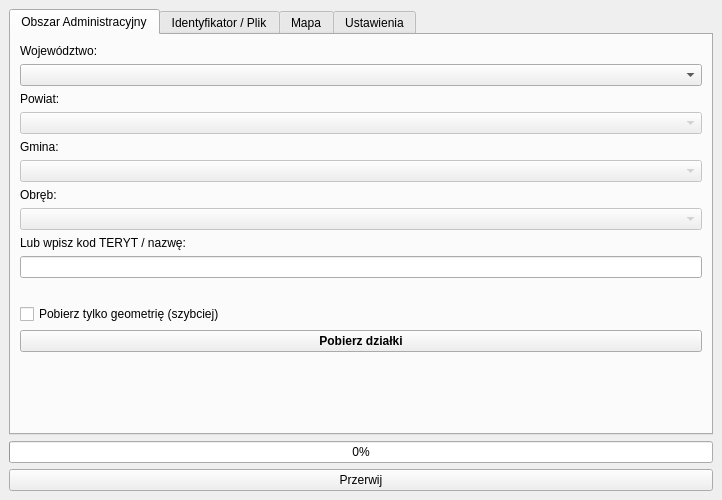
GlownyUrzadGeodezjiIKartografii/pobierz_dane_GUGiK, file pobierz_dane_GUGiK_dockwidget_base.ui: the form before one commit.
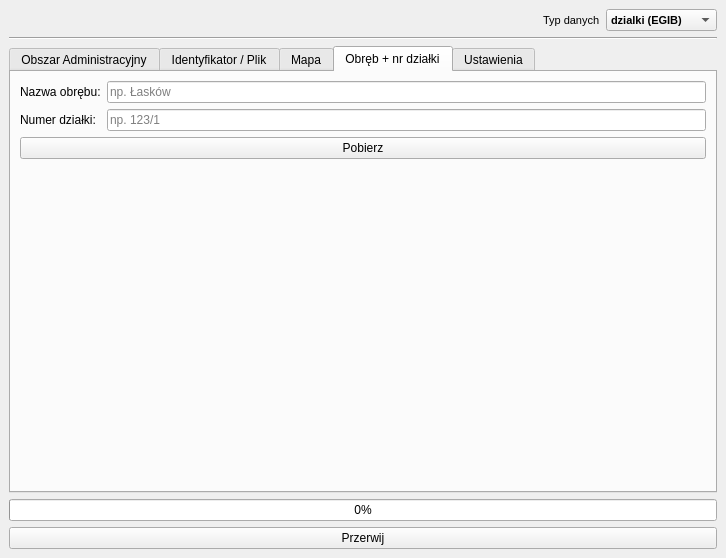
The form after the commit. The open tabs and pages were chosen to show the change.

Patch:
```diff
--- a/pobierz_dane_GUGiK_dockwidget_base.ui
+++ b/pobierz_dane_GUGiK_dockwidget_base.ui
@@ -6,8 +6,8 @@
    <rect>
     <x>0</x>
     <y>0</y>
-    <width>722</width>
-    <height>500</height>
+    <width>726</width>
+    <height>558</height>
    </rect>
   </property>
   <property name="windowTitle">
@@ -15,6 +15,81 @@
   </property>
   <widget class="QWidget" name="dockWidgetContents">
    <layout class="QVBoxLayout" name="verticalLayout">
+    <item>
+     <layout class="QHBoxLayout" name="horizontalLayout_3">
+      <property name="topMargin">
+       <number>0</number>
+      </property>
+      <item>
+       <spacer name="horizontalSpacer">
+        <property name="orientation">
+         <enum>Qt::Horizontal</enum>
+        </property>
+        <property name="sizeHint" stdset="0">
+         <size>
+          <width>40</width>
+          <height>20</height>
+         </size>
+        </property>
+       </spacer>
+      </item>
+      <item>
+       <widget class="QLabel" name="label_4">
+        <property name="font">
+         <font>
+          <pointsize>8</pointsize>
+         </font>
+        </property>
+        <property name="text">
+         <string>Typ danych</string>
+        </property>
+       </widget>
+      </item>
+      <item>
+       <widget class="QComboBox" name="cmbObjType">
+        <property name="font">
+         <font>
+          <pointsize>8</pointsize>
+          <weight>75</weight>
+          <bold>true</bold>
+         </font>
+        </property>
+        <item>
+         <property name="text">
+          <string>dzialki (EGIB)</string>
+         </property>
+        </item>
+        <item>
+         <property name="text">
+          <string>budynki (EGIB)</string>
+         </property>
+        </item>
+        <item>
+         <property name="text">
+          <string>dzialki (RCN)</string>
+         </property>
+        </item>
+        <item>
+         <property name="text">
+          <string>budynki (RCN)</string>
+         </property>
+        </item>
+        <item>
+         <property name="text">
+          <string>lokale (RCN)</string>
+         </property>
+        </item>
+       </widget>
+      </item>
+     </layout>
+    </item>
+    <item>
+     <widget class="Line" name="line_2">
+      <property name="orientation">
+       <enum>Qt::Horizontal</enum>
+      </property>
+     </widget>
+    </item>
     <item>
      <widget class="QTabWidget" name="tabWidget">
       <property name="currentIndex">
@@ -120,7 +195,7 @@
            </font>
           </property>
           <property name="text">
-           <string>Pobierz działki</string>
+           <string>Pobierz</string>
           </property>
          </widget>
         </item>
@@ -221,6 +296,71 @@
         </item>
        </layout>
       </widget>
+      <widget class="QWidget" name="tab_precise">
+       <property name="whatsThis">
+        <string>Obręb + nr działki</string>
+       </property>
+       <property name="accessibleName">
+        <string/>
+       </property>
+       <attribute name="title">
+        <string>Obręb + nr działki</string>
+       </attribute>
+       <layout class="QVBoxLayout" name="verticalLayout_5">
+        <item>
+         <layout class="QFormLayout" name="formLayout">
+          <item row="0" column="0">
+           <widget class="QLabel" name="lbl_obreb_name">
+            <property name="text">
+             <string>Nazwa obrębu:</string>
+            </property>
+           </widget>
+          </item>
+          <item row="0" column="1">
+           <widget class="QLineEdit" name="txt_obreb_name">
+            <property name="placeholderText">
+             <string>np. Łasków</string>
+            </property>
+           </widget>
+          </item>
+          <item row="1" column="1">
+           <widget class="QLineEdit" name="txt_dzialka_nr">
+            <property name="placeholderText">
+             <string>np. 123/1</string>
+            </property>
+           </widget>
+          </item>
+          <item row="1" column="0">
+           <widget class="QLabel" name="lbl_dzialka_nr">
+            <property name="text">
+             <string>Numer działki:</string>
+            </property>
+           </widget>
+          </item>
+         </layout>
+        </item>
+        <item>
+         <widget class="QPushButton" name="btn_search_obreb_nr">
+          <property name="text">
+           <string>Pobierz</string>
+          </property>
+         </widget>
+        </item>
+        <item>
+         <spacer name="verticalSpacer_3">
+          <property name="orientation">
+           <enum>Qt::Vertical</enum>
+          </property>
+          <property name="sizeHint" stdset="0">
+           <size>
+            <width>20</width>
+            <height>40</height>
+           </size>
+          </property>
+         </spacer>
+        </item>
+       </layout>
+      </widget>
       <widget class="QWidget" name="tab_settings">
        <attribute name="title">
         <string>Ustawienia</string>
```
